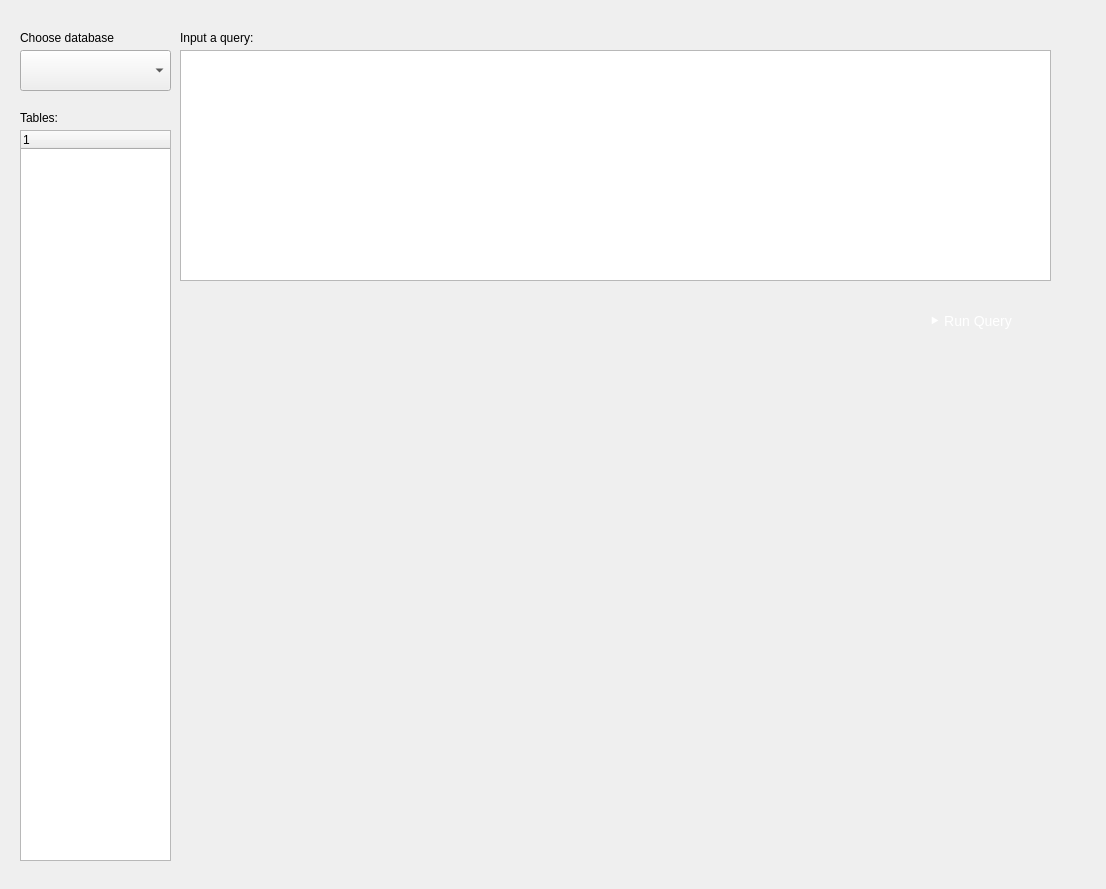
Above: untitled.ui from bleow/SQL_Query_Annotator before the change. Below: the same form after it.
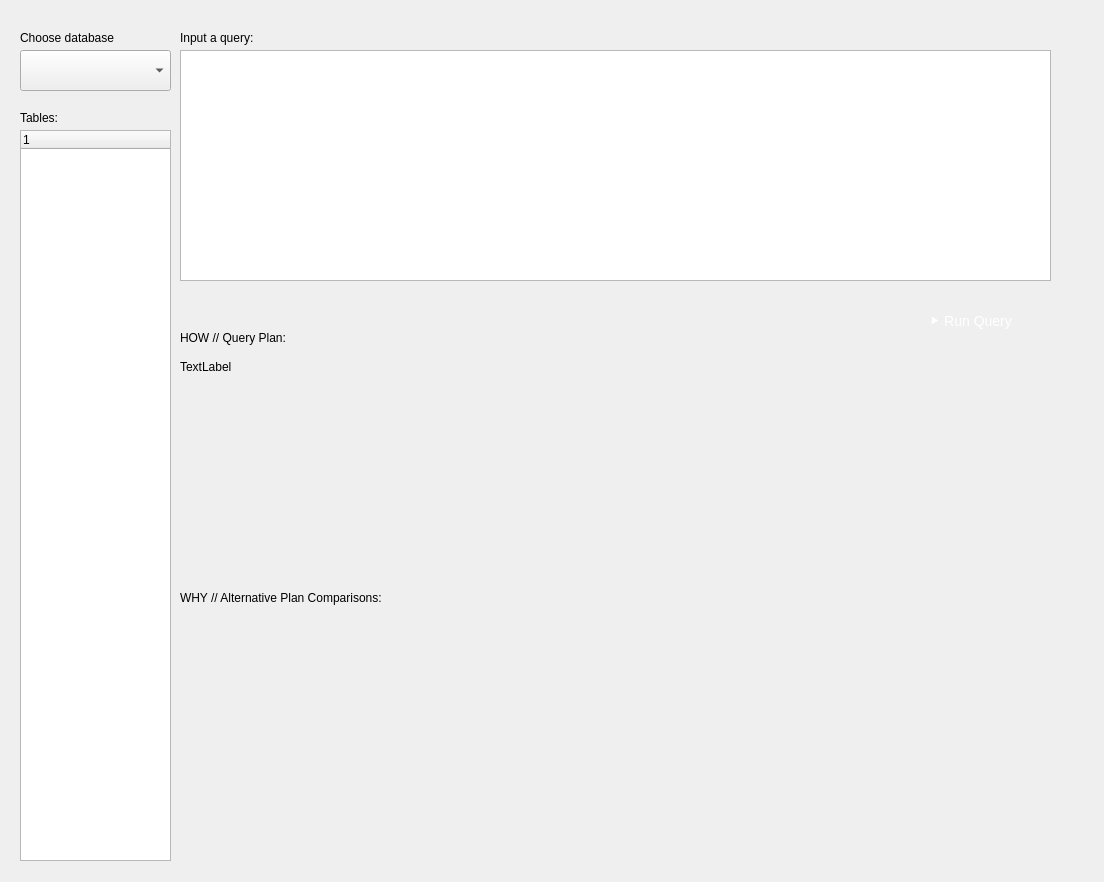
That is the form after the change.

Commit message: feat(ui): ui almost done

The edit to the form file:
```diff
--- a/untitled.ui
+++ b/untitled.ui
@@ -6,8 +6,8 @@
    <rect>
     <x>0</x>
     <y>0</y>
-    <width>1106</width>
-    <height>889</height>
+    <width>1104</width>
+    <height>882</height>
    </rect>
   </property>
   <property name="windowTitle">
@@ -201,6 +201,88 @@
     <string>Input a query:</string>
    </property>
   </widget>
+  <widget class="QLabel" name="label_qep">
+   <property name="geometry">
+    <rect>
+     <x>180</x>
+     <y>360</y>
+     <width>871</width>
+     <height>201</height>
+    </rect>
+   </property>
+   <property name="font">
+    <font>
+     <pointsize>-1</pointsize>
+     <weight>50</weight>
+     <italic>false</italic>
+     <bold>false</bold>
+    </font>
+   </property>
+   <property name="styleSheet">
+    <string notr="true">color: &quot;#eaebf2&quot;;
+font: 12px;
+background-color: &quot;#2b2f3b&quot;;</string>
+   </property>
+   <property name="text">
+    <string>TextLabel</string>
+   </property>
+   <property name="alignment">
+    <set>Qt::AlignLeading|Qt::AlignLeft|Qt::AlignTop</set>
+   </property>
+   <property name="wordWrap">
+    <bool>true</bool>
+   </property>
+  </widget>
+  <widget class="QLabel" name="label_5">
+   <property name="geometry">
+    <rect>
+     <x>180</x>
+     <y>330</y>
+     <width>111</width>
+     <height>16</height>
+    </rect>
+   </property>
+   <property name="font">
+    <font>
+     <pointsize>-1</pointsize>
+     <weight>50</weight>
+     <italic>false</italic>
+     <bold>false</bold>
+    </font>
+   </property>
+   <property name="styleSheet">
+    <string notr="true">color: &quot;#6a6b79&quot;;
+font: 12px</string>
+   </property>
+   <property name="text">
+    <string>HOW // Query Plan:</string>
+   </property>
+  </widget>
+  <widget class="QLabel" name="label_6">
+   <property name="geometry">
+    <rect>
+     <x>180</x>
+     <y>590</y>
+     <width>231</width>
+     <height>16</height>
+    </rect>
+   </property>
+   <property name="font">
+    <font>
+     <pointsize>-1</pointsize>
+     <weight>50</weight>
+     <italic>false</italic>
+     <bold>false</bold>
+    </font>
+   </property>
+   <property name="styleSheet">
+    <string notr="true">color: &quot;#6a6b79&quot;;
+font: 12px</string>
+   </property>
+   <property name="text">
+    <string>WHY // Alternative Plan Comparisons:</string>
+   </property>
+  </widget>
   <zorder>ExecuteQuery</zorder>
   <zorder>input_comboBox</zorder>
   <zorder>input_plainTextEdit</zorder>
```
Left out of the diff: 3 changed lines with no effect on the pictures. The commit also changes 5 other files.
